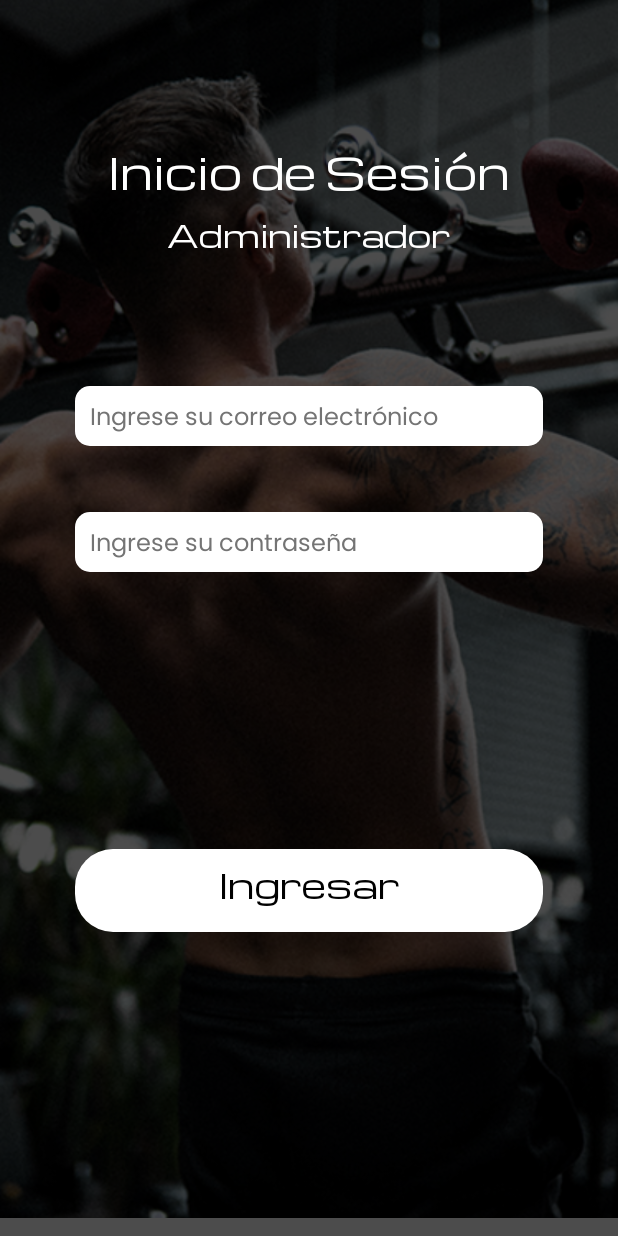
After one commit to SebastianRodriguez14/gym-android-adm, an Android app: the layout activity_login.xml on its own in the app's theme, with its tools: preview values and no code run, on a phone screen of 412 x 824 dp. The commit adds this screen. Run offline under Robolectric (Android 15) with nearby library versions, the phone set to English and light mode, and no system bars.

Commit message:
layout login

```diff
--- /dev/null
+++ b/app/src/main/res/drawable/shape_input_login.xml
@@ -0,0 +1,8 @@
+<?xml version="1.0" encoding="utf-8"?>
+
+
+<shape xmlns:android="http://schemas.android.com/apk/res/android"
+    android:shape="rectangle">
+    <solid android:color="@android:color/white"/>
+    <corners android:radius="10dp"/>
+</shape>
--- /dev/null
+++ b/app/src/main/res/drawable/shape_start_page_button.xml
@@ -0,0 +1,8 @@
+<?xml version="1.0" encoding="utf-8"?>
+<shape xmlns:android="http://schemas.android.com/apk/res/android">
+    <corners
+        android:radius="25dp"/>
+    <solid
+        android:color="@color/white"
+    />
+</shape>
--- /dev/null
+++ b/app/src/main/res/layout/activity_login.xml
@@ -0,0 +1,149 @@
+<?xml version="1.0" encoding="utf-8"?>
+<FrameLayout xmlns:android="http://schemas.android.com/apk/res/android"
+    xmlns:tools="http://schemas.android.com/tools"
+    android:layout_width="match_parent"
+    android:layout_height="match_parent"
+    android:orientation="vertical"
+    android:theme="@style/StartApplicationTheme">
+
+    <ImageView
+        android:layout_width="match_parent"
+        android:layout_height="wrap_content"
+        android:src="@drawable/login_bg"
+        android:scaleType="centerCrop"
+        />
+    <View
+        android:layout_width="match_parent"
+        android:layout_height="match_parent"
+        android:background="@color/black"
+        android:alpha="0.7"/>
+    <LinearLayout
+        android:layout_width="match_parent"
+        android:layout_height="match_parent"
+        android:orientation="vertical">
+
+        <LinearLayout
+            android:layout_width="match_parent"
+            android:layout_height="0sp"
+            android:orientation="vertical"
+            android:layout_weight="0.5"
+            android:gravity="center">
+
+            <TextView
+                android:layout_width="wrap_content"
+                android:layout_height="wrap_content"
+                android:fontFamily="@font/michroma_regular"
+                android:text="@string/login_title"
+                android:textColor="@color/white"
+                android:textSize="28sp"/>
+            <TextView
+                android:layout_width="wrap_content"
+                android:layout_height="wrap_content"
+                android:fontFamily="@font/michroma_regular"
+                android:text="@string/login_title_admin"
+                android:textColor="@color/white"
+                android:textSize="20sp"/>
+
+        </LinearLayout>
+
+        <LinearLayout
+            android:layout_width="match_parent"
+            android:layout_height="0sp"
+            android:orientation="vertical"
+            android:layout_weight="0.6"
+            android:layout_marginHorizontal="50dp">
+
+            <LinearLayout
+                android:layout_width="match_parent"
+                android:layout_height="wrap_content"
+                android:orientation="vertical"
+                android:layout_marginBottom="20dp">
+
+                <EditText
+                    android:id="@+id/login_input_email"
+                    android:layout_width="match_parent"
+                    android:layout_height="40dp"
+                    android:textColor="@color/black_paragraph"
+                    android:fontFamily="@font/poppins_regular"
+                    android:hint="@string/login_email_hint"
+                    android:textColorHighlight="@color/humo"
+                    android:background="@drawable/shape_input_login"
+                    android:paddingLeft="10dp"
+                    android:inputType="textEmailAddress"
+                    android:paddingTop="4dp"
+                    android:textColorHint="@color/gray"
+                    android:lines="1"
+                    android:textSize="16sp"/>
+                <TextView
+                    android:visibility="invisible"
+                    android:id="@+id/error_message_email"
+                    android:layout_width="match_parent"
+                    android:layout_height="wrap_content"
+                    android:text="@string/login_email_error_message"
+                    android:textColor="@color/red"
+                    android:fontFamily="@font/poppins_regular"
+                    />
+
+            </LinearLayout>
+            <LinearLayout
+                android:layout_width="match_parent"
+                android:layout_height="wrap_content"
+                android:layout_marginBottom="25dp"
+                android:orientation="vertical">
+
+                <EditText
+                    android:id="@+id/login_input_password"
+                    android:layout_width="match_parent"
+                    android:layout_height="40dp"
+                    android:textColor="@color/black_paragraph"
+                    android:fontFamily="@font/poppins_regular"
+                    android:hint="@string/login_password_hint"
+                    android:background="@drawable/shape_input_login"
+                    android:paddingTop="4dp"
+                    android:textColorHighlight="@color/humo"
+                    android:lines="1"
+                    android:inputType="textPassword"
+                    android:paddingLeft="10dp"
+                    android:textColorHint="@color/gray"
+                    android:textSize="16sp"/>
+                <TextView
+                    android:visibility="invisible"
+                    android:id="@+id/error_message_password"
+                    android:layout_width="match_parent"
+                    android:layout_height="wrap_content"
+                    android:text="@string/login_password_error_message"
+                    android:textColor="@color/red"
+                    android:fontFamily="@font/poppins_regular"
+                    />
+            </LinearLayout>
+        </LinearLayout>
+
+        <LinearLayout
+            android:layout_width="match_parent"
+            android:layout_height="0sp"
+            android:orientation="vertical"
+            android:layout_marginHorizontal="50dp"
+            android:layout_weight="0.5">
+            <TextView
+                android:id="@+id/login_enter"
+                android:layout_width="match_parent"
+                android:layout_height="55dp"
+                android:text="@string/login_enter"
+                android:layout_gravity="bottom|center"
+                android:textColor="@color/black"
+                android:fontFamily="@font/michroma_regular"
+                android:textSize="22dp"
+                android:paddingHorizontal="50dp"
+                android:paddingBottom="10dp"
+                android:textAlignment="center"
+                android:background="@drawable/shape_start_page_button"
+                />
+
+        </LinearLayout>
+
+
+
+    </LinearLayout>
+
+
+</FrameLayout>
--- a/app/src/main/res/values/colors.xml
+++ b/app/src/main/res/values/colors.xml
@@ -12,4 +12,5 @@
     <color name="nero">#FF1F1F1F</color>
     <color name="humo">#FFE7E6E6</color>
     <color name="background">#FFF4F4F4</color>
+    <color name="black_paragraph">#1F1F1F</color>
 </resources>
--- a/app/src/main/res/values/strings.xml
+++ b/app/src/main/res/values/strings.xml
@@ -5,4 +5,13 @@
         <item>3 mes</item>
         <item>Fecha Personalizada</item>
     </string-array>
+
+    <string name="login_title">Inicio de Sesión</string>
+    <string name="login_title_admin">Administrador</string>
+    <string name="login_email_hint">Ingrese su correo electrónico</string>
+    <string name="login_password_hint">Ingrese su contraseña</string>
+    <string name="login_email_error_message">El correo es incorrecto, vuelva a intentarlo.</string>
+    <string name="login_password_error_message">La contraseña es incorrecta, vuelva a intentarlo.</string>
+    <string name="login_enter">Ingresar</string>
+
 </resources>
--- a/app/src/main/res/values/themes.xml
+++ b/app/src/main/res/values/themes.xml
@@ -6,8 +6,8 @@
         <item name="colorPrimaryVariant">@color/red</item>
         <item name="colorOnPrimary">@color/semi_white</item>
         <!-- Secondary brand color. -->
-        <item name="colorSecondary">@color/semi_black</item>
-        <item name="colorSecondaryVariant">@color/semi_black</item>
+        <item name="colorSecondary">@color/black_paragraph</item>
+        <item name="colorSecondaryVariant">@color/black_paragraph</item>
         <item name="colorOnSecondary">@color/black</item>
         <!-- Status bar color. -->
         <item name="android:statusBarColor" tools:targetApi="l">?attr/colorOnPrimary</item>
@@ -37,4 +37,13 @@
         <item name="android:background">@android:color/transparent</item>
     </style>
 
+    <!-- For startActivity, loginActivity and registerActivity -->
+    <style name="StartApplicationTheme" parent="Theme.MaterialComponents.DayNight.NoActionBar">
+        <item name="colorPrimary">@color/black</item> <!-- For statusBar color -->
+
+        <item name="colorSecondary">@color/black_paragraph</item>
+
+        <item name="android:statusBarColor" tools:targetApi="l">?attr/colorPrimary</item>
+    </style>
+
 </resources>
```
Also changed, not shown: app/src/main/res/drawable/login_bg.jpg (added).
